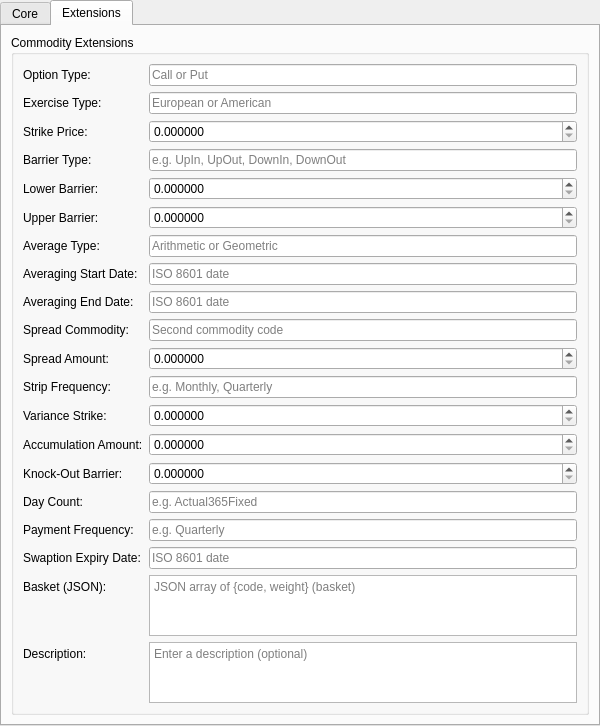
This is projects/ores.qt.trading/ui/CommodityInstrumentForm.ui in OreStudio/OreStudio as Qt 5 draws it before an edit. The edited form follows.
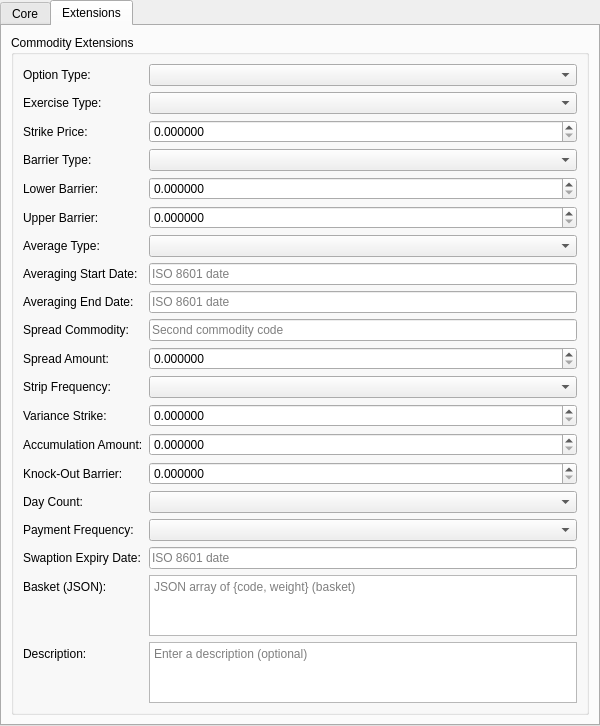
This is the edited form. The open tabs and pages were chosen to show the change.

Commit message:
[qt,trading] Replace free-text fields with combo boxes in all instrument forms
Add InstrumentFormUtils with shared populate/get/set helpers for all
controlled-vocabulary fields (settlement, option type, exercise style,
day count, frequency, barrier type, etc.) across all six instrument
forms. Trade type code is now permanently read-only in all forms.

Diff of the .ui file:
```diff
--- a/projects/ores.qt.trading/ui/CommodityInstrumentForm.ui
+++ b/projects/ores.qt.trading/ui/CommodityInstrumentForm.ui
@@ -124,17 +124,13 @@
            <widget class="QLabel"><property name="text"><string>Option Type:</string></property></widget>
           </item>
           <item row="0" column="1">
-           <widget class="QLineEdit" name="optionTypeEdit">
-            <property name="placeholderText"><string>Call or Put</string></property>
-           </widget>
+           <widget class="QComboBox" name="optionTypeCombo"/>
           </item>
           <item row="1" column="0">
            <widget class="QLabel"><property name="text"><string>Exercise Type:</string></property></widget>
           </item>
           <item row="1" column="1">
-           <widget class="QLineEdit" name="exerciseTypeEdit">
-            <property name="placeholderText"><string>European or American</string></property>
-           </widget>
+           <widget class="QComboBox" name="exerciseTypeCombo"/>
           </item>
           <item row="2" column="0">
            <widget class="QLabel"><property name="text"><string>Strike Price:</string></property></widget>
@@ -150,9 +146,7 @@
            <widget class="QLabel"><property name="text"><string>Barrier Type:</string></property></widget>
           </item>
           <item row="3" column="1">
-           <widget class="QLineEdit" name="barrierTypeEdit">
-            <property name="placeholderText"><string>e.g. UpIn, UpOut, DownIn, DownOut</string></property>
-           </widget>
+           <widget class="QComboBox" name="barrierTypeCombo"/>
           </item>
           <item row="4" column="0">
            <widget class="QLabel"><property name="text"><string>Lower Barrier:</string></property></widget>
@@ -178,9 +172,7 @@
            <widget class="QLabel"><property name="text"><string>Average Type:</string></property></widget>
           </item>
           <item row="6" column="1">
-           <widget class="QLineEdit" name="averageTypeEdit">
-            <property name="placeholderText"><string>Arithmetic or Geometric</string></property>
-           </widget>
+           <widget class="QComboBox" name="averageTypeCombo"/>
           </item>
           <item row="7" column="0">
            <widget class="QLabel"><property name="text"><string>Averaging Start Date:</string></property></widget>
@@ -220,9 +212,7 @@
            <widget class="QLabel"><property name="text"><string>Strip Frequency:</string></property></widget>
           </item>
           <item row="11" column="1">
-           <widget class="QLineEdit" name="stripFrequencyCodeEdit">
-            <property name="placeholderText"><string>e.g. Monthly, Quarterly</string></property>
-           </widget>
+           <widget class="QComboBox" name="stripFrequencyCombo"/>
           </item>
           <item row="12" column="0">
            <widget class="QLabel"><property name="text"><string>Variance Strike:</string></property></widget>
@@ -258,17 +248,13 @@
            <widget class="QLabel"><property name="text"><string>Day Count:</string></property></widget>
           </item>
           <item row="15" column="1">
-           <widget class="QLineEdit" name="dayCountCodeEdit">
-            <property name="placeholderText"><string>e.g. Actual365Fixed</string></property>
-           </widget>
+           <widget class="QComboBox" name="dayCountCombo"/>
           </item>
           <item row="16" column="0">
            <widget class="QLabel"><property name="text"><string>Payment Frequency:</string></property></widget>
           </item>
           <item row="16" column="1">
-           <widget class="QLineEdit" name="paymentFrequencyCodeEdit">
-            <property name="placeholderText"><string>e.g. Quarterly</string></property>
-           </widget>
+           <widget class="QComboBox" name="paymentFrequencyCombo"/>
           </item>
           <item row="17" column="0">
            <widget class="QLabel"><property name="text"><string>Swaption Expiry Date:</string></property></widget>
```
Left out of the diff: 4 changed lines with no effect on the pictures. The commit also changes 13 other files.
